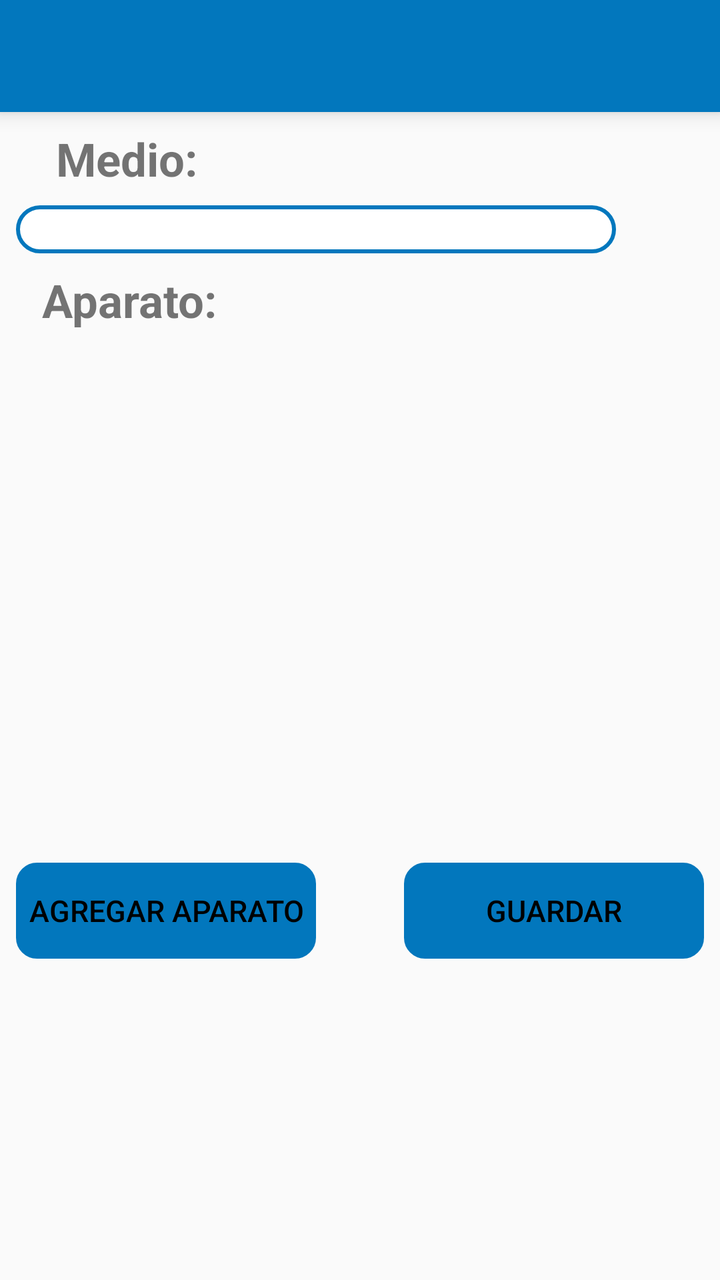
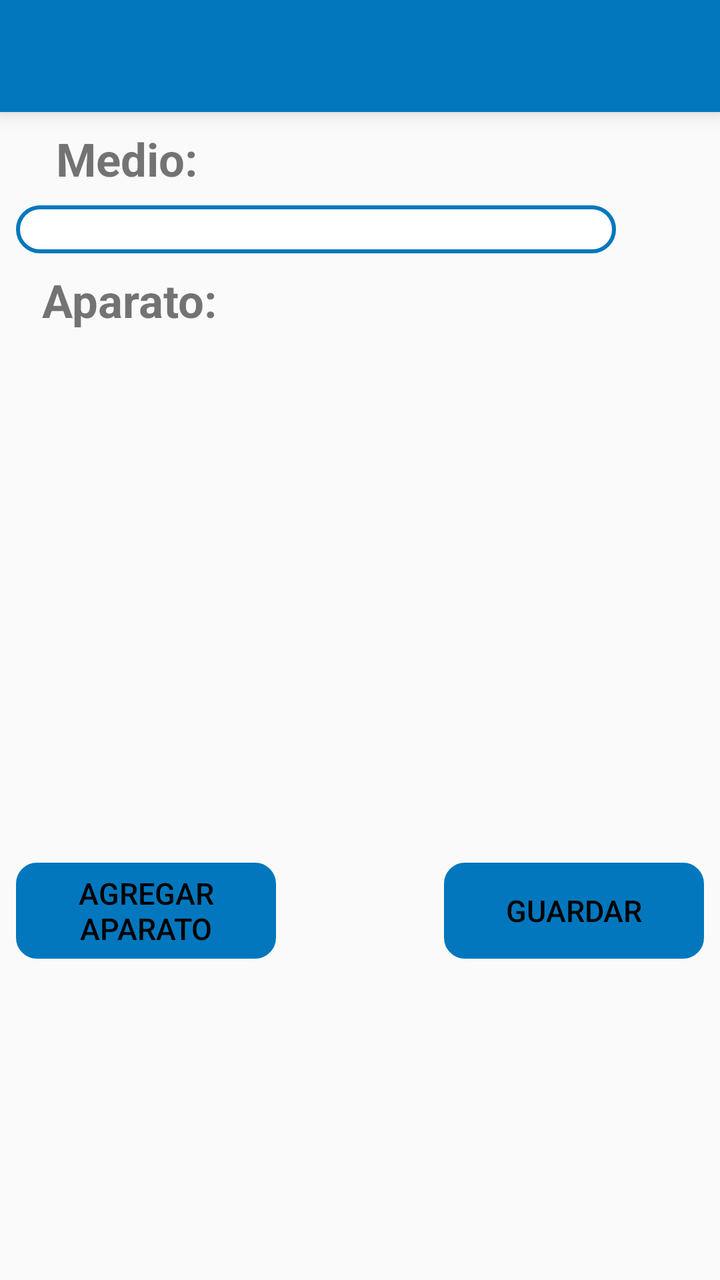

Before-and-after screenshots of an Android layout around one commit, followed by the original layout XML and the change that was made.
<!-- AndroidManifest.xml: application theme AppTheme -->
<!-- res/layout/activity_reporteasignacion.xml -->
<?xml version="1.0" encoding="utf-8"?>
<ScrollView xmlns:app="http://schemas.android.com/apk/res-auto"
    xmlns:tools="http://schemas.android.com/tools"
    android:layout_width="match_parent"
    android:layout_height="match_parent"
    xmlns:android="http://schemas.android.com/apk/res/android" >

    <android.support.constraint.ConstraintLayout
        android:layout_width="match_parent"
        android:layout_height="match_parent">
        <include
            android:id="@+id/include4"
            layout="@layout/toolbar"></include>

        <TextView
            android:id="@+id/textView4"
            android:layout_width="73dp"
            android:layout_height="wrap_content"
            android:layout_centerHorizontal="true"
            android:layout_marginStart="8dp"
            android:layout_marginTop="8dp"
            android:layout_marginEnd="239dp"
            android:text="@string/medio"
            android:textSize="@dimen/xl"
            android:textStyle="bold"
            app:layout_constraintEnd_toEndOf="parent"
            app:layout_constraintStart_toStartOf="parent"
            app:layout_constraintTop_toBottomOf="@+id/include4" />

        <Spinner
            android:id="@+id/spinnerMedioFinal"
            android:layout_width="300dp"
            android:layout_height="@dimen/spinnerA"
            android:layout_alignParentTop="true"
            android:layout_marginStart="8dp"
            android:layout_marginTop="8dp"
            android:background="@drawable/disenio_spinner"
            app:layout_constraintStart_toStartOf="parent"
            app:layout_constraintTop_toBottomOf="@+id/textView4" />

        <TextView
            android:id="@+id/textView35"
            android:layout_width="wrap_content"
            android:layout_height="wrap_content"
            android:layout_centerHorizontal="true"
            android:layout_marginStart="8dp"
            android:layout_marginTop="8dp"
            android:layout_marginEnd="239dp"
            android:text="@string/aparatoDos"
            android:textSize="@dimen/xl"
            android:textStyle="bold"
            app:layout_constraintEnd_toEndOf="parent"
            app:layout_constraintStart_toStartOf="parent"
            app:layout_constraintTop_toBottomOf="@+id/spinnerMedioFinal" />

        <ListView
            android:id="@+id/eliminarAparatosList"
            android:layout_width="match_parent"
            android:layout_height="250dp"
            android:layout_below="@+id/eliminarAparatos"
            android:layout_marginTop="8dp"
            android:layout_marginBottom="8dp"
            app:layout_constraintEnd_toEndOf="parent"
            app:layout_constraintStart_toStartOf="parent"
            app:layout_constraintTop_toBottomOf="@+id/textView35" />

        <Button
            android:id="@+id/agregarAparato"
            android:layout_width="150dp"
            android:layout_height="wrap_content"
            android:layout_marginStart="8dp"
            android:layout_marginTop="8dp"
            android:background="@drawable/boton"
            android:backgroundTint="@color/colorPrimary"
            android:text="@string/agregarnuevo"
            android:textColor="#000"
            android:textSize="@dimen/mediano"
            app:layout_constraintStart_toStartOf="parent"
            app:layout_constraintTop_toBottomOf="@+id/eliminarAparatosList" />

        <Button
            android:id="@+id/guardarAparato"
            android:layout_width="150dp"
            android:layout_height="wrap_content"
            android:layout_marginTop="8dp"
            android:layout_marginEnd="8dp"
            android:background="@drawable/boton"
            android:backgroundTint="@color/colorPrimary"
            android:text="@string/guardar"
            android:textColor="#000"
            android:textSize="@dimen/mediano"
            app:layout_constraintEnd_toEndOf="parent"
            app:layout_constraintTop_toBottomOf="@+id/eliminarAparatosList" />

    </android.support.constraint.ConstraintLayout>
</ScrollView>
<!-- res/layout/toolbar.xml (included above) -->
<?xml version="1.0" encoding="utf-8"?>
<android.support.v7.widget.Toolbar xmlns:android="http://schemas.android.com/apk/res/android"
    android:layout_width="match_parent"
    android:layout_height="?attr/actionBarSize"
    xmlns:app="http://schemas.android.com/apk/res-auto"
    android:background="@color/colorPrimary"
    android:elevation="6dp"
    android:theme="@style/ThemeOverlay.AppCompat.Dark.ActionBar"
    app:popupTheme="@style/ThemeOverlay.AppCompat.Light"/>
<!-- resources referenced by this layout -->
<resources>
  <color name="colorPrimary">#0277BD</color>
  <dimen name="mediano">15dp</dimen>
  <dimen name="spinnerA">24dp</dimen>
  <dimen name="xl">23dp</dimen>
  <!-- drawable boton (drawable) -->
  <?xml version="1.0" encoding="utf-8"?>
      <shape xmlns:android="http://schemas.android.com/apk/res/android" android:shape="rectangle">
          <stroke  android:width="1dp"/>
          <corners android:radius="10dp"/>
  
  
      </shape>
  <!-- drawable disenio_spinner (drawable) -->
  <?xml version="1.0" encoding="utf-8"?>
  <selector xmlns:android="http://schemas.android.com/apk/res/android">
          <item>
              <shape>
                  <solid
                      android:color="@color/fondoBlanco">
                  </solid>
  
                  <corners android:radius="15dp" />
  
                  <padding
                      android:bottom="1dp"
                      android:left="2dp"
                      android:right="10dp"
                      android:top="1dp" />
                  <stroke
                      android:width="2dp"
                      android:color="@color/colorPrimary"/>
              </shape>
          </item>
  </selector>
  <string name="agregarnuevo">Agregar Aparato</string>
  <string name="aparatoDos">Aparato:</string>
  <string name="guardar">Guardar</string>
  <string name="medio">Medio:</string>
  <style name="AppTheme" parent="Theme.AppCompat.Light.DarkActionBar">
          
          <item name="colorPrimary">@color/colorPrimary</item>
          <item name="colorPrimaryDark">@color/colorPrimaryDark</item>
          <item name="colorAccent">@color/colorAccent</item>
          <item name="android:colorForeground">@android:color/background_dark</item>
      </style>
  <color name="fondoBlanco">#fff</color>
  <color name="colorPrimaryDark">#004C8C</color>
  <color name="colorAccent">#0000FF</color>
</resources>

<!-- the commit's change to res/layout/activity_reporteasignacion.xml (unified diff, before → after) -->
@@ -66,7 +66,7 @@
 
         <Button
             android:id="@+id/agregarAparato"
-            android:layout_width="150dp"
+            android:layout_width="130dp"
             android:layout_height="wrap_content"
             android:layout_marginStart="8dp"
             android:layout_marginTop="8dp"
@@ -80,7 +80,7 @@
 
         <Button
             android:id="@+id/guardarAparato"
-            android:layout_width="150dp"
+            android:layout_width="130dp"
             android:layout_height="wrap_content"
             android:layout_marginTop="8dp"
             android:layout_marginEnd="8dp"
